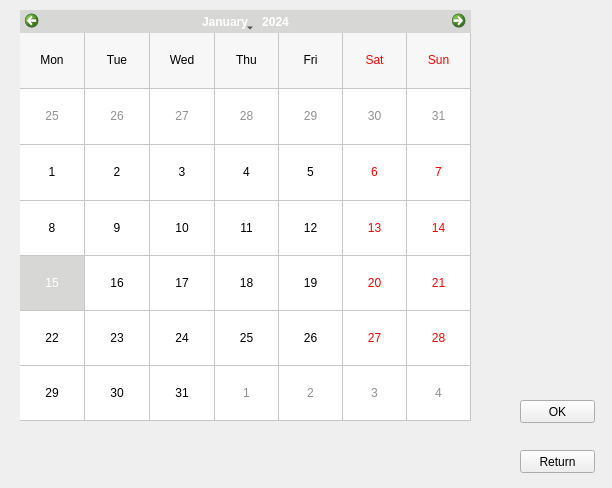
Rolkarolka/Comcalen, file Comcalen/ShiftTable.ui: the form before one commit.
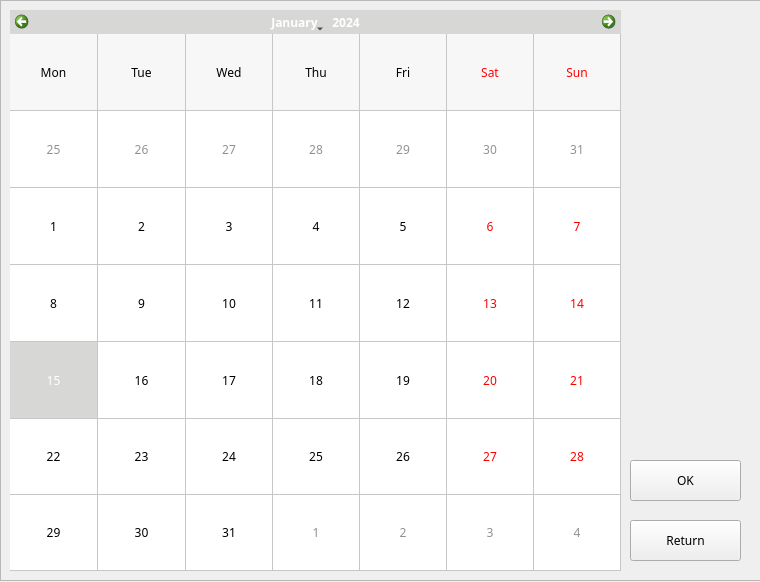
The form after the commit. Icons and pictures are not drawn.

Patch:
```diff
--- a/Comcalen/ShiftTable.ui
+++ b/Comcalen/ShiftTable.ui
@@ -6,8 +6,8 @@
    <rect>
     <x>0</x>
     <y>0</y>
-    <width>612</width>
-    <height>488</height>
+    <width>760</width>
+    <height>582</height>
    </rect>
   </property>
   <property name="palette">
@@ -188,52 +188,31 @@
   <property name="styleSheet">
    <string notr="true">QFrame{url(:/Comcalen/background.jpg)}</string>
   </property>
-  <widget class="QPushButton" name="return_menu">
+  <widget class="QFrame" name="frame">
    <property name="geometry">
     <rect>
-     <x>520</x>
-     <y>450</y>
-     <width>75</width>
-     <height>23</height>
+     <x>0</x>
+     <y>0</y>
+     <width>761</width>
+     <height>581</height>
     </rect>
    </property>
-   <property name="text">
-    <string>Return</string>
+   <property name="styleSheet">
+    <string notr="true">QFrame{background:url(:/Comcalen/background.jpg)}url(:/Comcalen/background.jpg)</string>
    </property>
-  </widget>
-  <widget class="QPushButton" name="ok_button">
-   <property name="geometry">
-    <rect>
-     <x>520</x>
-     <y>400</y>
-     <width>75</width>
-     <height>23</height>
-    </rect>
+   <property name="frameShape">
+    <enum>QFrame::StyledPanel</enum>
    </property>
-   <property name="text">
-    <string>OK</string>
+   <property name="frameShadow">
+    <enum>QFrame::Raised</enum>
    </property>
-  </widget>
-  <widget class="QLabel" name="label_taken">
-   <property name="geometry">
-    <rect>
-     <x>500</x>
-     <y>160</y>
-     <width>81</width>
-     <height>81</height>
-    </rect>
-   </property>
-   <property name="text">
-    <string/>
-   </property>
-  </widget>
   <widget class="QCalendarWidget" name="calendar_shift">
    <property name="geometry">
     <rect>
-     <x>20</x>
+      <x>10</x>
      <y>10</y>
-     <width>451</width>
-     <height>411</height>
+      <width>611</width>
+      <height>561</height>
     </rect>
    </property>
    <property name="palette">
@@ -354,6 +333,11 @@
      </disabled>
     </palette>
    </property>
+    <property name="font">
+     <font>
+      <family>Copperplate Gothic Light</family>
+     </font>
+    </property>
    <property name="contextMenuPolicy">
     <enum>Qt::DefaultContextMenu</enum>
    </property>
@@ -370,6 +354,56 @@
     <enum>QCalendarWidget::NoVerticalHeader</enum>
    </property>
   </widget>
+   <widget class="QPushButton" name="return_menu">
+    <property name="geometry">
+     <rect>
+      <x>630</x>
+      <y>520</y>
+      <width>111</width>
+      <height>41</height>
+     </rect>
+    </property>
+    <property name="font">
+     <font>
+      <family>Copperplate Gothic Bold</family>
+     </font>
+    </property>
+    <property name="text">
+     <string>Return</string>
+    </property>
+   </widget>
+   <widget class="QPushButton" name="ok_button">
+    <property name="geometry">
+     <rect>
+      <x>630</x>
+      <y>460</y>
+      <width>111</width>
+      <height>41</height>
+     </rect>
+    </property>
+    <property name="font">
+     <font>
+      <family>Copperplate Gothic Bold</family>
+     </font>
+    </property>
+    <property name="text">
+     <string>OK</string>
+    </property>
+   </widget>
+   <widget class="QLabel" name="label_taken">
+    <property name="geometry">
+     <rect>
+      <x>640</x>
+      <y>140</y>
+      <width>101</width>
+      <height>51</height>
+     </rect>
+    </property>
+    <property name="text">
+     <string/>
+    </property>
+   </widget>
+  </widget>
  </widget>
  <layoutdefault spacing="6" margin="11"/>
  <resources/>
```
Left out of the diff: 4 changed lines with no effect on the pictures. Lines whose indentation alone changed are shown as unchanged.
